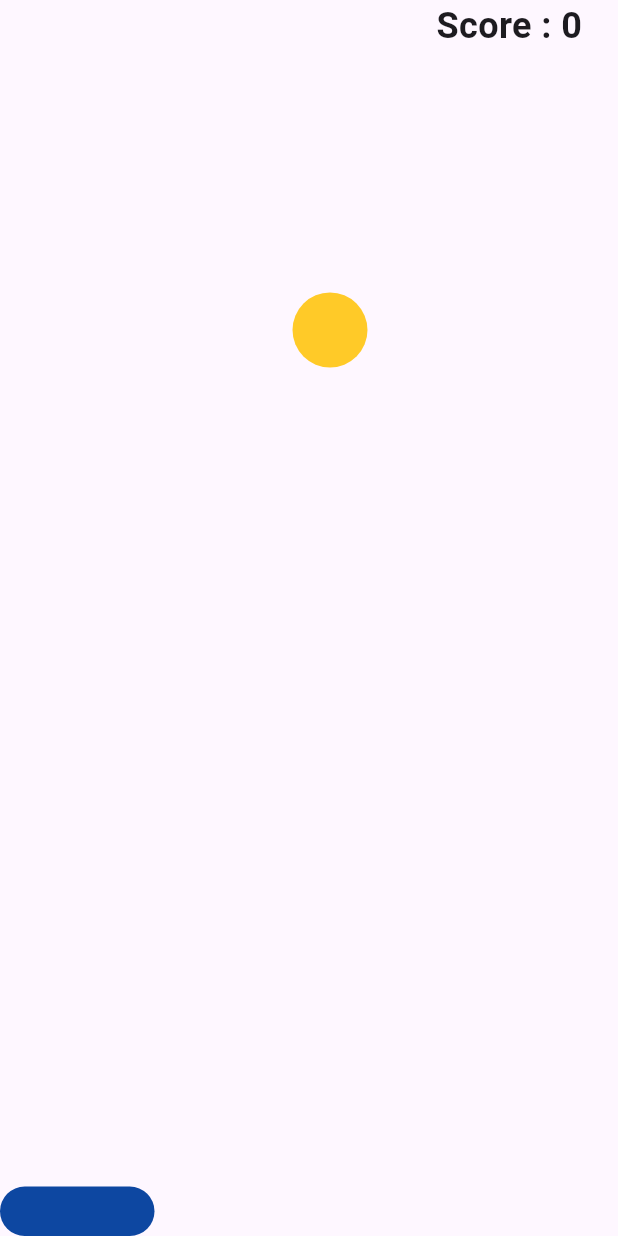
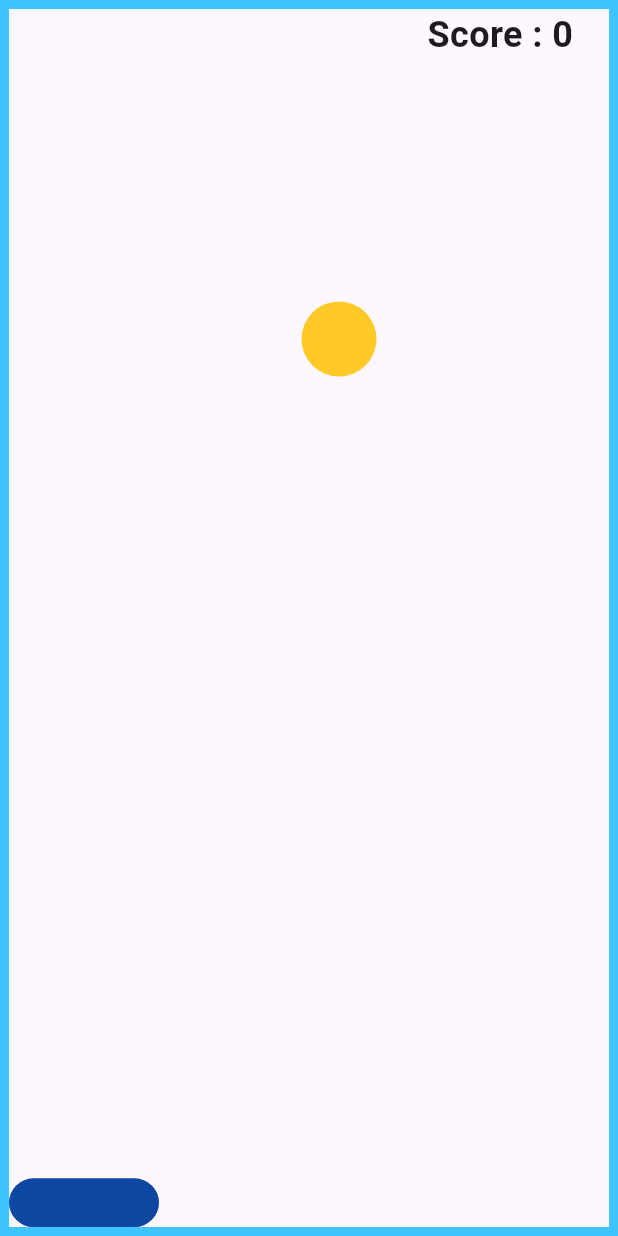
Before and after one commit to ben-lawino/simple_pong, a Flutter app: the screen it shows after launch, on a phone screen of 412 x 824 dp. Run offline on Flutter 3.47's test engine with Material 3 defaults, Android fonts, the phone set to English and light mode, and no system bars.

Commit message:
updated code

```diff
--- a/lib/pong.dart
+++ b/lib/pong.dart
@@ -85,7 +85,7 @@ class _PongState extends State<Pong> with SingleTickerProviderStateMixin {
             title: Container(
               width: double.infinity,
               decoration: BoxDecoration(
-                  borderRadius: BorderRadius.circular(15), color: Colors.red),
+                  borderRadius: BorderRadius.circular(15), color: Colors.blue),
               child: Center(
                   child: Text(
                 'Game Over',
@@ -188,7 +188,9 @@ class _PongState extends State<Pong> with SingleTickerProviderStateMixin {
   // Build the game UI
   @override
   Widget build(BuildContext context) {
-    return LayoutBuilder(
+    return Container(
+      decoration: BoxDecoration(border: Border.all(color: Colors.lightBlueAccent,width: 6)),
+      child: LayoutBuilder(
         builder: (BuildContext context, BoxConstraints constraints) {
           // Update screen dimensions based on layout constraints
           height = constraints.maxHeight; // Screen height
@@ -226,6 +228,7 @@ class _PongState extends State<Pong> with SingleTickerProviderStateMixin {
             ],
           );
         },
+      ),
     );
   }
 }
```
Lines whose indentation alone changed are shown as unchanged.
